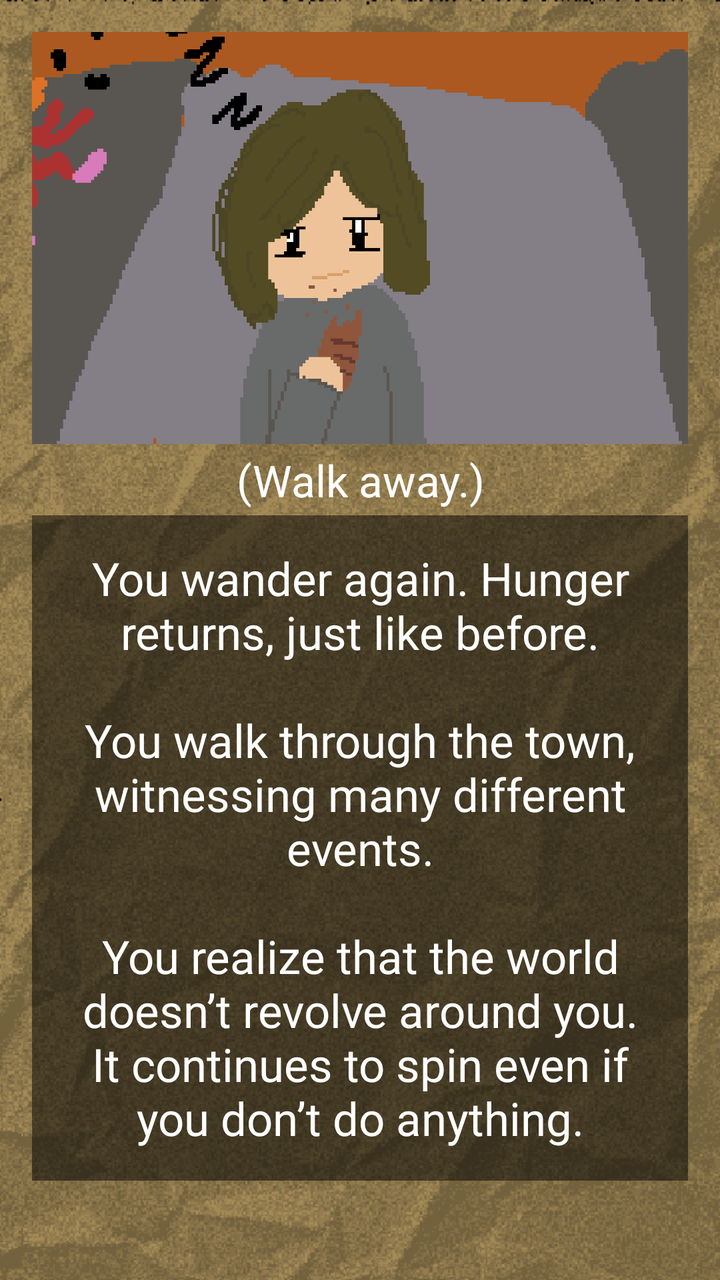
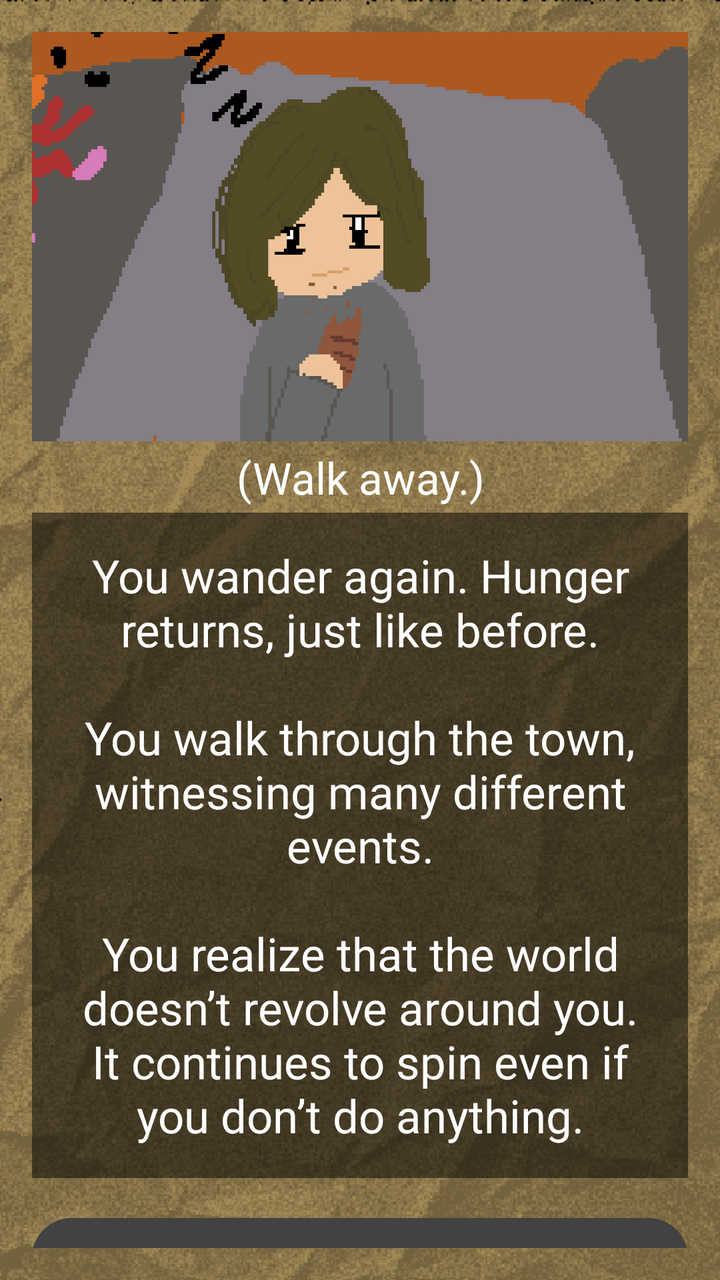

Two renders of the same Android screen: before a commit and after it. Below are the layout's source before the change and the commit's diff.
<!-- AndroidManifest.xml: application theme Theme.ChoiceQuest -->
<!-- res/layout/activity_page2_2_2_2_2.xml -->
<?xml version="1.0" encoding="utf-8"?>
<LinearLayout xmlns:android="http://schemas.android.com/apk/res/android"
    xmlns:app="http://schemas.android.com/apk/res-auto"
    xmlns:tools="http://schemas.android.com/tools"
    android:layout_width="match_parent"
    android:layout_height="match_parent"
    android:id="@+id/page2_2_2_2_2"
    android:background="@drawable/papertexture_"
    android:backgroundTint="#f8e7c2"
    android:backgroundTintMode="multiply"
    android:gravity="center"
    android:orientation="vertical"
    android:padding="16dp"
    tools:context=".Page2_2_2_2_2">

    <View
        android:layout_width="match_parent"
        android:layout_height="0dp"
        android:layout_weight="1"/>

    <ImageView
        android:id="@+id/imageView"
        android:layout_width="412dp"
        android:layout_height="250dp"
        android:src="@drawable/page2_2_2_1_2or2_2_2_2_2"/>

    <View
        android:layout_width="match_parent"
        android:layout_height="1dp"
        android:layout_weight="0.1"/>
    <TextView
        android:layout_width="match_parent"
        android:layout_height="35dp"
        android:gravity="center"
        android:fontFamily="@font/pixelspace"
        android:textSize="22sp"
        android:text="(Walk away.)"
        android:textColor="@color/white"/>

    <TextView
        android:layout_width="match_parent"
        android:layout_height="wrap_content"
        android:id="@+id/tv_page2_2_2_2_2"
        android:layout_marginBottom="16dp"
        android:background="#80000000"
        android:fontFamily="@font/pixelgame_font"
        android:gravity="center"
        android:padding="16dp"
        android:text="You wander again. Hunger returns, just like before.\n\nYou walk through the town, witnessing many different events.\n\nYou realize that the world doesn’t revolve around you. It continues to spin even if you don’t do anything."
        android:textColor="@color/white"
        android:textSize="23sp" />

    <View
        android:layout_width="match_parent"
        android:layout_height="1dp"
        android:layout_weight="0.5"/>

    <Button
        android:id="@+id/btnLeaveTell"
        android:layout_width="410dp"
        android:layout_height="45dp"
        android:layout_marginBottom="16dp"
        android:background="@android:color/transparent"
        android:fontFamily="@font/quest_font"
        android:text="Go Back to Title Page"
        android:textSize="12sp"
        android:onClick="title22"/>

    <View
        android:layout_width="match_parent"
        android:layout_height="1dp"
        android:layout_weight="1"/>

</LinearLayout>
<!-- resources referenced by this layout -->
<resources>
  <color name="white">#FFFFFF</color>
  <!-- drawable page2_2_2_1_2or2_2_2_2_2: png bitmap (drawable, 24952 bytes) -->
  <!-- drawable papertexture_: png bitmap (drawable, 156948 bytes) -->
  <style name="Theme.ChoiceQuest" parent="Base.Theme.ChoiceQuest" />
  <style name="Base.Theme.ChoiceQuest" parent="Theme.Material3.DayNight.NoActionBar">
          
          
      </style>
</resources>

<!-- the commit's change to res/layout/activity_page2_2_2_2_2.xml (unified diff, before → after) -->
@@ -57,13 +57,14 @@
 
     <Button
         android:id="@+id/btnLeaveTell"
-        android:layout_width="410dp"
-        android:layout_height="45dp"
+        android:layout_width="match_parent"
+        android:layout_height="wrap_content"
         android:layout_marginBottom="16dp"
-        android:background="@android:color/transparent"
+        android:textSize="10sp"
+        android:textColor="@color/white"
+        android:backgroundTint="@color/cardview_dark_background"
         android:fontFamily="@font/quest_font"
         android:text="Go Back to Title Page"
-        android:textSize="12sp"
         android:onClick="title22"/>
 
     <View
